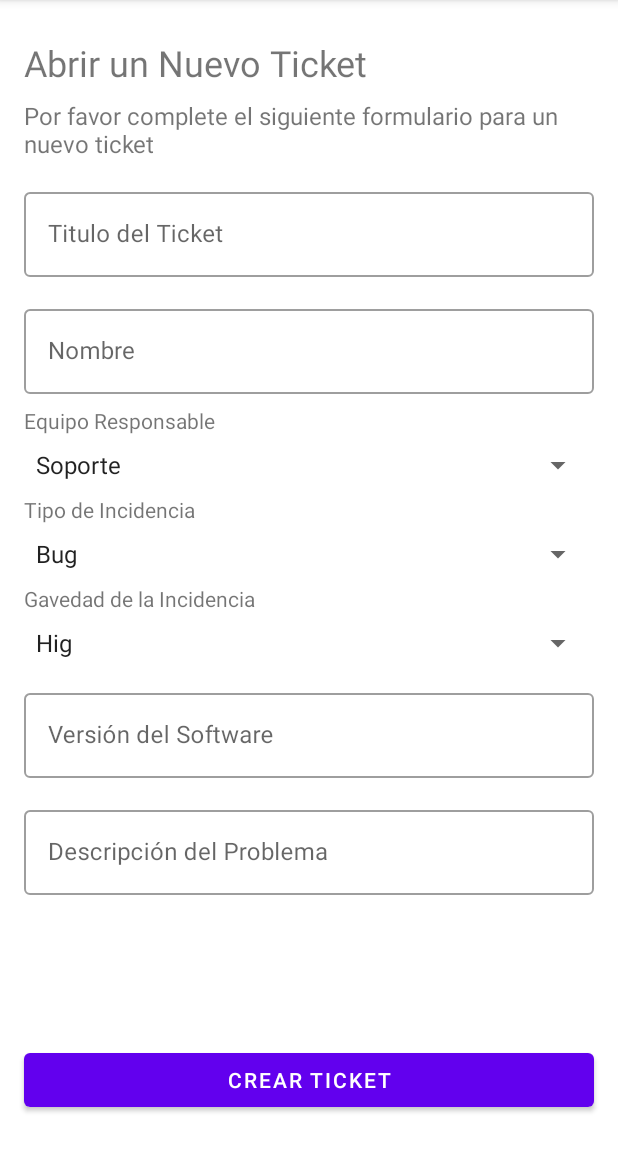
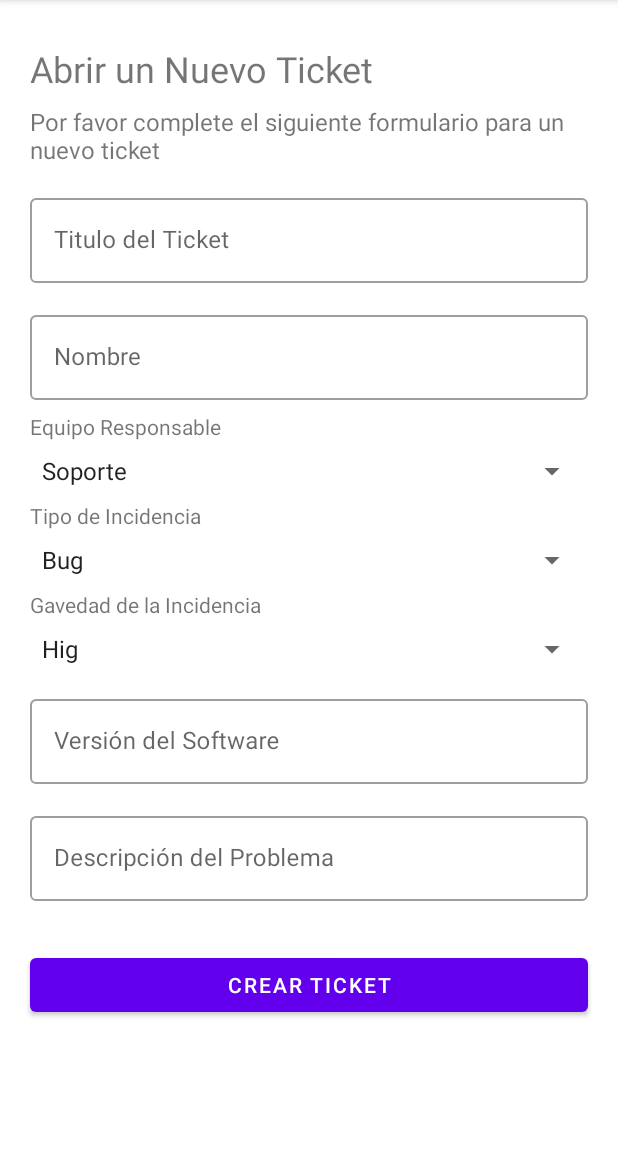
Before and after one commit to faradius/TicketsApp, an Android app: the CreateTicketFragment screen opened through its navigation route, after a tap on "CREAR TICKET", on a phone screen of 412 x 824 dp, the part 84-1236 px from its top. Run offline under Robolectric (Android 15) with nearby library versions, the phone set to English and light mode, and no system bars; our stand-ins replace Dagger/Hilt's generated code, Firebase (no records; nobody signed in at launch, a user with empty details on screens opened directly).

Commit message:
Mostrando lista

```diff
--- a/app/src/main/java/com/developerscracks/ticketsapp/data/network/model/Ticket.kt
+++ b/app/src/main/java/com/developerscracks/ticketsapp/data/network/model/Ticket.kt
@@ -4,17 +4,17 @@ import android.os.Parcelable
 import kotlinx.parcelize.Parcelize
 @Parcelize
 data class Ticket(
-    val idTicket: String = "",
-    val numTicket: String = "0",
-    val titleTicket: String,
-    val dateTicket: String = "",
-    val statusTicket: StatusTicket = StatusTicket.NEW,
-    val personInCharge: String,
-    val responsibleTeam: String = "",
-    val incidentType: String = "",
-    val severityIncident: String = "",
-    val versionSoftware: String,
-    val descriptionProblem: String,
+    val idTicket: String? = "",
+    val numTicket: String? = "",
+    val titleTicket: String? = "",
+    val dateTicket: String? = "",
+    val statusTicket: String? = "",
+    val personInCharge: String? = "",
+    val responsibleTeam: String? = "",
+    val incidentType: String? = "",
+    val severityIncident: String? = "",
+    val versionSoftware: String? = "",
+    val descriptionProblem: String? = "",
     val image1: String? = "",
     val image2: String? = "",
     val image3: String? = ""
--- a/app/src/main/java/com/developerscracks/ticketsapp/domain/model/TicketUI.kt
+++ b/app/src/main/java/com/developerscracks/ticketsapp/domain/model/TicketUI.kt
@@ -14,9 +14,9 @@ data class TicketUI(
 
 fun Ticket.toTicketSimpleUI(): TicketUI{
     return TicketUI(
-        numTicket = this.numTicket,
-        titleTicket = this.titleTicket,
-        incidentType = this.incidentType,
-        severityIncident = this.severityIncident
+        numTicket = this.numTicket.orEmpty(),
+        titleTicket = this.titleTicket.orEmpty(),
+        incidentType = this.incidentType.orEmpty(),
+        severityIncident = this.severityIncident.orEmpty()
     )
 }
--- a/app/src/main/java/com/developerscracks/ticketsapp/ui/home/view/ListTicketsFragment.kt
+++ b/app/src/main/java/com/developerscracks/ticketsapp/ui/home/view/ListTicketsFragment.kt
@@ -52,7 +52,7 @@ class ListTicketsFragment : Fragment() {
         viewModel.getTickets()
 
         //Pruebas
-        val tickets = listOf(
+        /*val tickets = listOf(
             Ticket(
                 "TCK-001",
                 "1",
@@ -101,7 +101,7 @@ class ListTicketsFragment : Fragment() {
                 "",
                 ""
             )
-        )
+        )*/
 
         binding.rvTickets.apply {
             layoutManager = LinearLayoutManager(context, LinearLayoutManager.VERTICAL, false)
--- a/app/src/main/res/layout/fragment_create_ticket.xml
+++ b/app/src/main/res/layout/fragment_create_ticket.xml
@@ -5,6 +5,19 @@
     android:layout_width="match_parent"
     android:layout_height="match_parent"
     tools:context=".ui.create_ticket.view.CreateTicketFragment">
+
+    <ScrollView
+        android:layout_width="0dp"
+        android:layout_height="0dp"
+        app:layout_constraintBottom_toBottomOf="parent"
+        app:layout_constraintEnd_toEndOf="parent"
+        app:layout_constraintStart_toStartOf="parent"
+        app:layout_constraintTop_toTopOf="parent">
+
+        <androidx.constraintlayout.widget.ConstraintLayout
+            android:layout_width="match_parent"
+            android:layout_height="wrap_content"
+            android:padding="4dp">
 
             <TextView
                 android:id="@+id/textView5"
@@ -150,12 +163,14 @@
                 android:layout_width="0dp"
                 android:layout_height="wrap_content"
                 android:layout_marginStart="16dp"
+                android:layout_marginTop="32dp"
                 android:layout_marginEnd="16dp"
-        android:layout_marginBottom="24dp"
+                android:layout_marginBottom="8dp"
                 android:text="Crear Ticket"
                 app:layout_constraintBottom_toBottomOf="parent"
                 app:layout_constraintEnd_toEndOf="parent"
-        app:layout_constraintStart_toStartOf="parent" />
+                app:layout_constraintStart_toStartOf="parent"
+                app:layout_constraintTop_toBottomOf="@+id/etDescriptionProblemInputLayaout" />
 
             <TextView
                 android:id="@+id/tvResponsibleTeamLabel"
@@ -188,3 +203,5 @@
                 app:layout_constraintTop_toBottomOf="@+id/spinnerIncidentType" />
 
         </androidx.constraintlayout.widget.ConstraintLayout>
+    </ScrollView>
+</androidx.constraintlayout.widget.ConstraintLayout>
```
Lines whose indentation alone changed are shown as unchanged.
